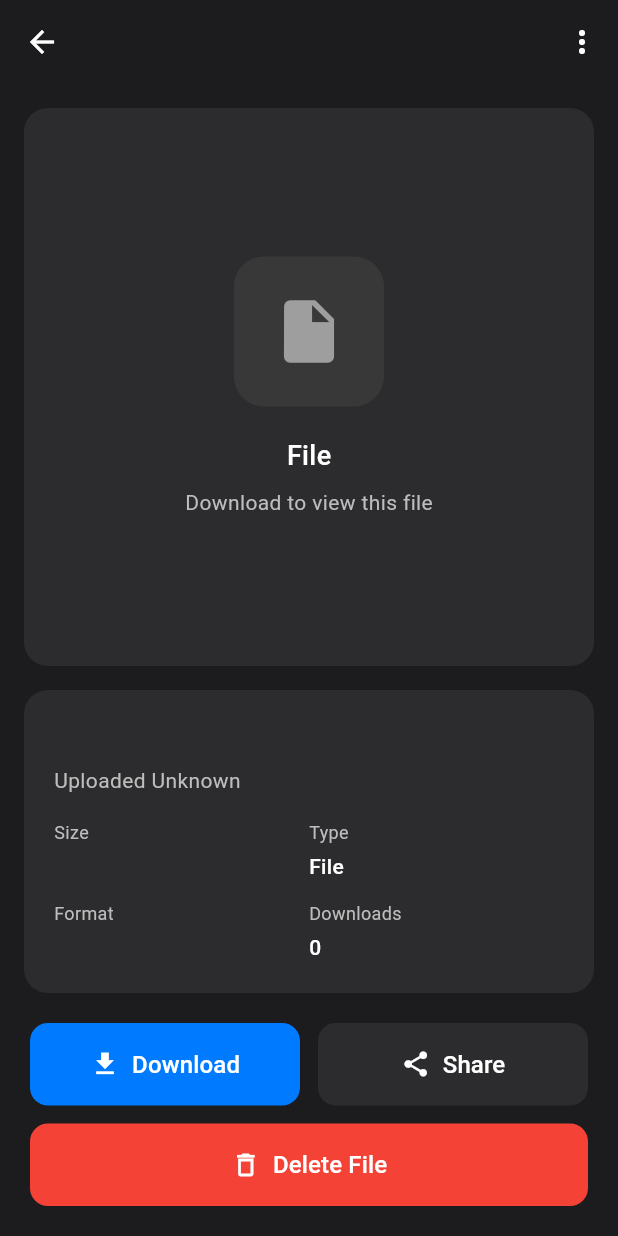
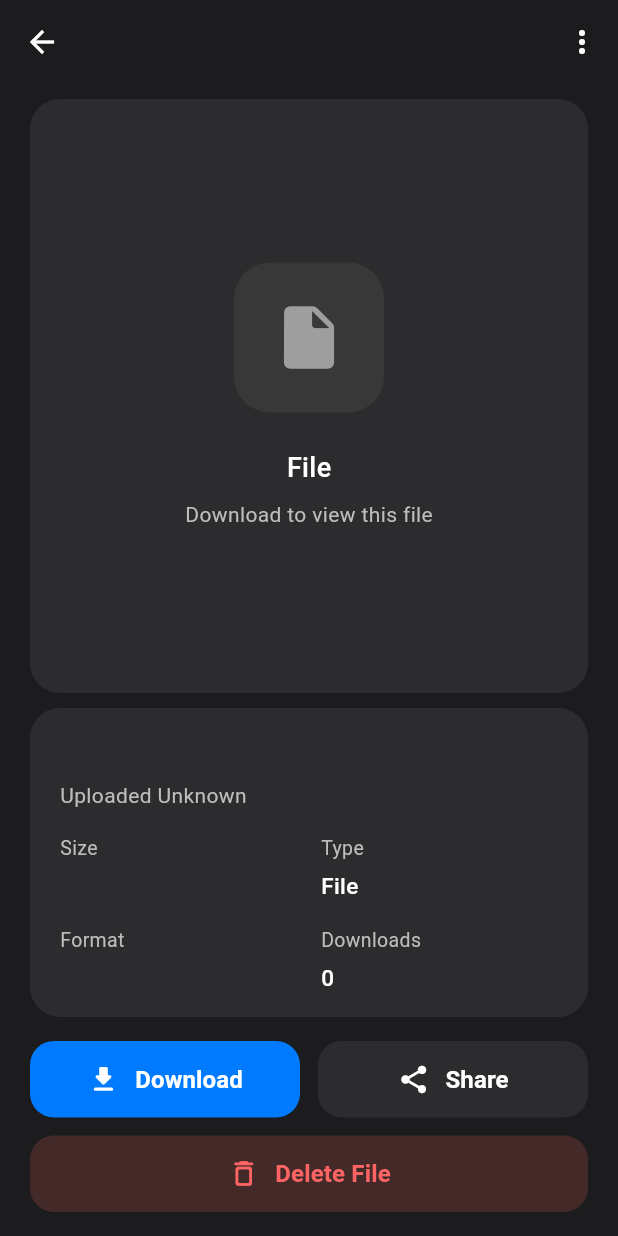
Before and after one commit to dadyutenga/file_share, a Flutter app: the PreviewScreen screen opened directly with empty values, on a phone screen of 412 x 824 dp. Run offline on Flutter 3.47's test engine with Material 3 defaults, Android fonts, the phone set to English and light mode, and no system bars; our stand-ins replace connectivity_plus, device_info_plus, dio, file_picker, flutter_secure_storage, flutter_staggered_animations and 5 more; accounts and stored records are empty.

Commit message:
feat: Refactor PreviewScreen layout and enhance UI components

```diff
--- a/lib/screens/PreviewScreen.dart
+++ b/lib/screens/PreviewScreen.dart
@@ -8,6 +8,18 @@ import 'package:permission_handler/permission_handler.dart';
 import 'package:device_info_plus/device_info_plus.dart';
 import '../services/file_management_service.dart';
 import '../models/FileModels.dart';
+
+enum AppFileType {
+  image,
+  video,
+  audio,
+  pdf,
+  document,
+  spreadsheet,
+  archive,
+  text,
+  unknown,
+}
 
 class PreviewScreen extends StatefulWidget {
   final FileItem file;
@@ -235,12 +247,14 @@ class _PreviewScreenState extends State<PreviewScreen> {
     return Scaffold(
       backgroundColor: const Color(0xFF1C1C1E),
       appBar: _buildAppBar(),
-      body: Column(
+      body: SafeArea(
+        child: Column(
           children: [
             Expanded(child: _buildFilePreview()),
             _buildFileInfo(),
             _buildActionButtons(),
           ],
+        ),
       ),
     );
   }
@@ -257,7 +271,7 @@ class _PreviewScreenState extends State<PreviewScreen> {
         widget.file.filename,
         style: const TextStyle(
           color: Colors.white,
-          fontSize: 18,
+          fontSize: 20,
           fontWeight: FontWeight.w600,
         ),
         maxLines: 1,
@@ -277,13 +291,13 @@ class _PreviewScreenState extends State<PreviewScreen> {
 
     return Container(
       width: double.infinity,
-      margin: const EdgeInsets.all(16.0),
+      margin: const EdgeInsets.symmetric(horizontal: 20.0, vertical: 10.0),
       decoration: BoxDecoration(
         color: const Color(0xFF2C2C2E),
-        borderRadius: BorderRadius.circular(16.0),
+        borderRadius: BorderRadius.circular(20.0),
       ),
       child: ClipRRect(
-        borderRadius: BorderRadius.circular(16.0),
+        borderRadius: BorderRadius.circular(20.0),
         child: _buildPreviewContent(fileType),
       ),
     );
@@ -298,7 +312,7 @@ class _PreviewScreenState extends State<PreviewScreen> {
             mainAxisAlignment: MainAxisAlignment.center,
             children: [
               CircularProgressIndicator(color: Color(0xFF007AFF)),
-              SizedBox(height: 16),
+              SizedBox(height: 20),
               Text(
                 'Loading preview...',
                 style: TextStyle(color: Colors.grey, fontSize: 16),
@@ -317,7 +331,7 @@ class _PreviewScreenState extends State<PreviewScreen> {
             mainAxisAlignment: MainAxisAlignment.center,
             children: [
               Icon(Icons.error_outline, color: Colors.red[400], size: 64),
-              const SizedBox(height: 16),
+              const SizedBox(height: 20),
               Text(
                 'Preview not available',
                 style: TextStyle(color: Colors.grey[400], fontSize: 16),
@@ -348,7 +362,7 @@ class _PreviewScreenState extends State<PreviewScreen> {
     if (_fileData == null) return const SizedBox.shrink();
 
     return Container(
-      constraints: const BoxConstraints(minHeight: 200, maxHeight: 400),
+      constraints: const BoxConstraints(minHeight: 200, maxHeight: 450),
       child: Image.memory(
         _fileData!,
         fit: BoxFit.contain,
@@ -488,7 +502,7 @@ class _PreviewScreenState extends State<PreviewScreen> {
     final iconData = _getFileTypeIconData(fileType);
     final typeName = _getFileTypeDisplayName(fileType);
 
-    return Container(
+    return SizedBox(
       height: 250,
       child: Center(
         child: Column(
@@ -499,11 +513,11 @@ class _PreviewScreenState extends State<PreviewScreen> {
               height: 100,
               decoration: BoxDecoration(
                 color: iconColor.withOpacity(0.1),
-                borderRadius: BorderRadius.circular(20),
+                borderRadius: BorderRadius.circular(24),
               ),
               child: Icon(iconData, color: iconColor, size: 50),
             ),
-            const SizedBox(height: 20),
+            const SizedBox(height: 24),
             Text(
               typeName,
               style: const TextStyle(
@@ -525,36 +539,29 @@ class _PreviewScreenState extends State<PreviewScreen> {
 
   Widget _buildFileInfo() {
     return Container(
-      margin: const EdgeInsets.symmetric(horizontal: 16.0),
-      padding: const EdgeInsets.all(20.0),
+      margin: const EdgeInsets.symmetric(horizontal: 20.0),
+      padding: const EdgeInsets.symmetric(horizontal: 20.0, vertical: 16.0),
       decoration: BoxDecoration(
         color: const Color(0xFF2C2C2E),
-        borderRadius: BorderRadius.circular(16.0),
+        borderRadius: BorderRadius.circular(20.0),
       ),
       child: Column(
+        crossAxisAlignment: CrossAxisAlignment.start,
         children: [
-          Row(
-            children: [
-              Expanded(
-                child: Text(
+          Text(
             widget.file.filename,
             style: const TextStyle(
               color: Colors.white,
               fontSize: 18,
               fontWeight: FontWeight.w600,
             ),
+            maxLines: 2,
+            overflow: TextOverflow.ellipsis,
           ),
-              ),
-            ],
-          ),
-          const SizedBox(height: 4),
-          Row(
-            children: [
+          const SizedBox(height: 6),
           Text(
             'Uploaded ${_getUploadTime()}',
             style: TextStyle(color: Colors.grey[400], fontSize: 14),
-              ),
-            ],
           ),
           const SizedBox(height: 16),
           Row(
@@ -562,6 +569,7 @@ class _PreviewScreenState extends State<PreviewScreen> {
               Expanded(
                 child: _buildInfoItem('Size', widget.file.formattedSize),
               ),
+              const SizedBox(width: 16),
               Expanded(
                 child: _buildInfoItem(
                   'Type',
@@ -572,7 +580,7 @@ class _PreviewScreenState extends State<PreviewScreen> {
               ),
             ],
           ),
-          const SizedBox(height: 12),
+          const SizedBox(height: 16),
           Row(
             children: [
               Expanded(
@@ -581,6 +589,7 @@ class _PreviewScreenState extends State<PreviewScreen> {
                   widget.file.filename.split('.').last.toUpperCase(),
                 ),
               ),
+              const SizedBox(width: 16),
               Expanded(
                 child: _buildInfoItem(
                   'Downloads',
@@ -606,13 +615,13 @@ class _PreviewScreenState extends State<PreviewScreen> {
     return Column(
       crossAxisAlignment: CrossAxisAlignment.start,
       children: [
-        Text(label, style: TextStyle(color: Colors.grey[400], fontSize: 12)),
-        const SizedBox(height: 4),
+        Text(label, style: TextStyle(color: Colors.grey[400], fontSize: 13)),
+        const SizedBox(height: 5),
         Text(
           value,
           style: const TextStyle(
             color: Colors.white,
-            fontSize: 14,
+            fontSize: 15,
             fontWeight: FontWeight.w500,
           ),
         ),
@@ -621,15 +630,15 @@ class _PreviewScreenState extends State<PreviewScreen> {
   }
 
   Widget _buildActionButtons() {
-    return Container(
-      padding: const EdgeInsets.all(20.0),
+    return Padding(
+      padding: const EdgeInsets.symmetric(horizontal: 20.0, vertical: 16.0),
       child: Column(
         children: [
           Row(
             children: [
               Expanded(
                 child: _buildActionButton(
-                  icon: Icons.download,
+                  icon: Icons.download_rounded,
                   label: 'Download',
                   onPressed: _isDownloading ? null : _downloadFile,
                   isLoading: _isDownloading,
@@ -639,7 +648,7 @@ class _PreviewScreenState extends State<PreviewScreen> {
               const SizedBox(width: 12),
               Expanded(
                 child: _buildActionButton(
-                  icon: Icons.share,
+                  icon: Icons.share_rounded,
                   label: 'Share',
                   onPressed: _shareFile,
                   isPrimary: false,
@@ -651,12 +660,12 @@ class _PreviewScreenState extends State<PreviewScreen> {
           SizedBox(
             width: double.infinity,
             child: _buildActionButton(
-              icon: Icons.delete_outline,
+              icon: Icons.delete_outline_rounded,
               label: 'Delete File',
               onPressed: _isDeleting ? null : _showDeleteConfirmation,
               isLoading: _isDeleting,
               isPrimary: false,
-              backgroundColor: Colors.red,
+              isDestructive: true,
             ),
           ),
         ],
@@ -670,42 +679,53 @@ class _PreviewScreenState extends State<PreviewScreen> {
     required VoidCallback? onPressed,
     bool isLoading = false,
     bool isPrimary = false,
-    Color? backgroundColor,
+    bool isDestructive = false,
   }) {
-    final bgColor =
-        backgroundColor ??
-        (isPrimary ? const Color(0xFF007AFF) : const Color(0xFF2C2C2E));
+    final Color bgColor;
+    final Color fgColor;
+
+    if (isDestructive) {
+      bgColor = const Color(0xFF442929);
+      fgColor = const Color(0xFFFF6464);
+    } else if (isPrimary) {
+      bgColor = const Color(0xFF007AFF);
+      fgColor = Colors.white;
+    } else {
+      bgColor = const Color(0xFF2C2C2E);
+      fgColor = Colors.white;
+    }
 
     return ElevatedButton(
       onPressed: onPressed,
       style: ElevatedButton.styleFrom(
         backgroundColor: bgColor,
-        foregroundColor: Colors.white,
-        padding: const EdgeInsets.symmetric(vertical: 16.0),
+        foregroundColor: fgColor,
+        padding: const EdgeInsets.symmetric(vertical: 14.0),
         shape: RoundedRectangleBorder(
-          borderRadius: BorderRadius.circular(12.0),
+          borderRadius: BorderRadius.circular(16.0),
         ),
         elevation: 0,
+        disabledBackgroundColor: bgColor.withOpacity(0.5),
       ),
       child: isLoading
-          ? const SizedBox(
-              width: 20,
-              height: 20,
+          ? SizedBox(
+              width: 22,
+              height: 22,
               child: CircularProgressIndicator(
-                strokeWidth: 2,
-                valueColor: AlwaysStoppedAnimation<Color>(Colors.white),
+                strokeWidth: 2.5,
+                valueColor: AlwaysStoppedAnimation<Color>(fgColor),
               ),
             )
           : Row(
               mainAxisAlignment: MainAxisAlignment.center,
               children: [
-                Icon(icon, size: 20),
-                const SizedBox(width: 8),
+                Icon(icon, size: 22),
+                const SizedBox(width: 10),
                 Text(
                   label,
                   style: const TextStyle(
                     fontSize: 16,
-                    fontWeight: FontWeight.w500,
+                    fontWeight: FontWeight.w600,
                   ),
                 ),
               ],
@@ -816,23 +836,23 @@ class _PreviewScreenState extends State<PreviewScreen> {
   IconData _getFileTypeIconData(AppFileType fileType) {
     switch (fileType) {
       case AppFileType.image:
-        return Icons.image;
+        return Icons.image_rounded;
       case AppFileType.video:
-        return Icons.videocam;
+        return Icons.videocam_rounded;
       case AppFileType.audio:
-        return Icons.music_note;
+        return Icons.music_note_rounded;
       case AppFileType.pdf:
-        return Icons.description;
+        return Icons.picture_as_pdf_rounded;
       case AppFileType.document:
-        return Icons.description;
+        return Icons.description_rounded;
       case AppFileType.spreadsheet:
-        return Icons.table_chart;
+        return Icons.table_chart_rounded;
       case AppFileType.archive:
-        return Icons.archive;
+        return Icons.archive_rounded;
       case AppFileType.text:
-        return Icons.text_snippet;
+        return Icons.text_snippet_rounded;
       default:
-        return Icons.insert_drive_file;
+        return Icons.insert_drive_file_rounded;
     }
   }
 
--- a/pubspec.yaml
+++ b/pubspec.yaml
@@ -54,7 +54,6 @@ dependencies:
 
   flutter_staggered_animations: ^1.1.1
   syncfusion_flutter_gauges: ^26.1.35
-  flutter_local_notifications: ^14.0.0
 
 
 
```
Also changed, not shown: pubspec.lock. Lines whose indentation alone changed are shown as unchanged.
